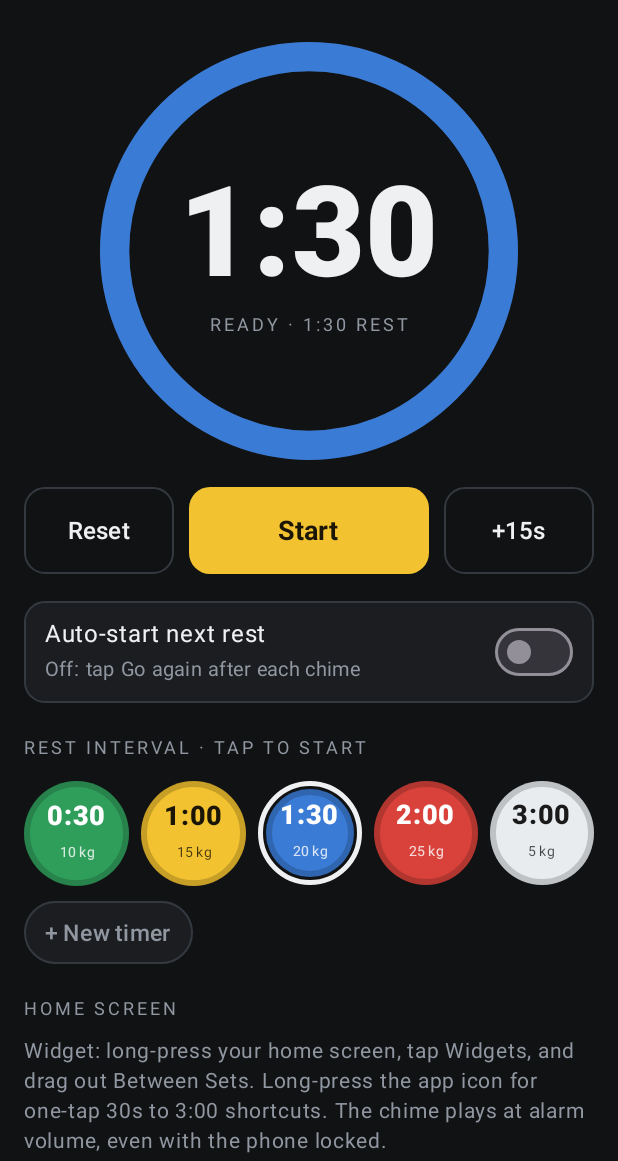
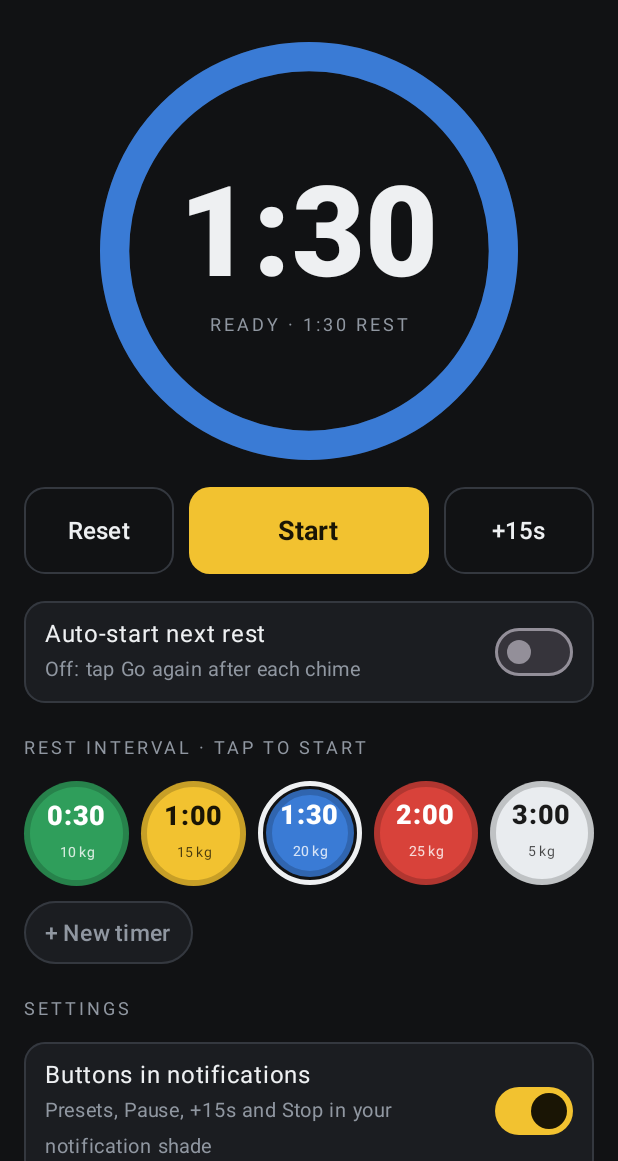
Before and after one commit to ngfamclam-cpu/between-sets, an Android app built with Jetpack Compose: the screen it shows after launch (MainActivity), on a phone screen of 412 x 824 dp, the part 75-1236 px from its top. Run offline under Robolectric (Android 15) with nearby library versions, the phone set to English and light mode, and no system bars; network calls fail; pictures from the network do not load; 1 statement that could not run was skipped.

Commit message:
Settings to turn the notification and lock-screen buttons on or off
"Buttons in notifications" removes the control panel entirely when off
(the rest-over alert still shows). "Buttons on lock screen" keeps it in
the shade but marks it VISIBILITY_SECRET so it stays off the lock screen.

Co-Authored-By: Claude Opus 5.5 <noreply@anthropic.com>

```diff
--- a/android/app/src/main/java/com/betweensets/app/Notifs.kt
+++ b/android/app/src/main/java/com/betweensets/app/Notifs.kt
@@ -52,6 +52,10 @@ object Notifs {
      */
     @SuppressLint("MissingPermission")
     fun showOngoing(ctx: Context, s: TimerState) {
+        if (!TimerStore.notifControls(ctx)) {
+            nm(ctx).cancel(ID_RUNNING)
+            return
+        }
         createChannels(ctx)
         val now = System.currentTimeMillis()
         val small = RemoteViews(ctx.packageName, R.layout.notif_small)
@@ -70,7 +74,11 @@ object Notifs {
             .setOnlyAlertOnce(true)
             .setShowWhen(false)
             .setCategory(Notification.CATEGORY_STOPWATCH)
-            .setVisibility(Notification.VISIBILITY_PUBLIC)
+            // SECRET keeps it off the lock screen but still in the notification shade.
+            .setVisibility(
+                if (TimerStore.lockScreenControls(ctx)) Notification.VISIBILITY_PUBLIC
+                else Notification.VISIBILITY_SECRET
+            )
             .setContentIntent(TimerController.openAppIntent(ctx))
             // Android 14+ lets you swipe ongoing notifications away; put the controls straight back.
             .setDeleteIntent(TimerReceiver.pendingIntent(ctx, TimerReceiver.REFRESH))
--- a/android/app/src/main/java/com/betweensets/app/TimerController.kt
+++ b/android/app/src/main/java/com/betweensets/app/TimerController.kt
@@ -44,6 +44,16 @@ object TimerController {
     fun setAuto(ctx: Context, on: Boolean) = apply(ctx, current(ctx).copy(auto = on))
     fun clearSets(ctx: Context) = apply(ctx, current(ctx).copy(sets = 0))
 
+    fun setNotifControls(ctx: Context, on: Boolean) {
+        TimerStore.setNotifControls(ctx, on)
+        Notifs.showOngoing(ctx, current(ctx))
+    }
+
+    fun setLockScreenControls(ctx: Context, on: Boolean) {
+        TimerStore.setLockScreenControls(ctx, on)
+        Notifs.showOngoing(ctx, current(ctx))
+    }
+
     /** The alarm fired. Returns true when a rest really ended and the chime should play. */
     fun onAlarm(ctx: Context): Boolean {
         val next = TimerLogic.finish(current(ctx), now()) ?: return false
--- a/android/app/src/main/java/com/betweensets/app/TimerScreen.kt
+++ b/android/app/src/main/java/com/betweensets/app/TimerScreen.kt
@@ -90,6 +90,8 @@ fun TimerScreen() {
         var now by remember { mutableLongStateOf(System.currentTimeMillis()) }
         var customs by remember { mutableStateOf(TimerStore.customs(ctx)) }
         var adding by remember { mutableStateOf(false) }
+        var notifControls by remember { mutableStateOf(TimerStore.notifControls(ctx)) }
+        var lockControls by remember { mutableStateOf(TimerStore.lockScreenControls(ctx)) }
 
         LaunchedEffect(Unit) {
             while (true) {
@@ -172,28 +174,13 @@ fun TimerScreen() {
                     ) { Text("+15s", color = Fg, fontSize = 16.sp) }
                 }
 
-                Row(
-                    Modifier
-                        .fillMaxWidth()
-                        .background(Surface, RoundedCornerShape(14.dp))
-                        .border(1.dp, Line, RoundedCornerShape(14.dp))
-                        .padding(horizontal = 14.dp, vertical = 10.dp),
-                    verticalAlignment = Alignment.CenterVertically,
-                ) {
-                    Column(Modifier.weight(1f)) {
-                        Text("Auto-start next rest", color = Fg, fontSize = 16.sp)
-                        Text(
-                            if (s.auto) "On: the next rest starts as soon as the chime plays"
-                            else "Off: tap Go again after each chime",
-                            color = Muted, fontSize = 13.sp,
-                        )
-                    }
-                    Switch(
-                        checked = s.auto,
-                        onCheckedChange = { TimerController.setAuto(ctx, it) },
-                        colors = SwitchDefaults.colors(checkedTrackColor = Accent, checkedThumbColor = AccentInk),
-                    )
-                }
+                SettingRow(
+                    title = "Auto-start next rest",
+                    detail = if (s.auto) "On: the next rest starts as soon as the chime plays"
+                    else "Off: tap Go again after each chime",
+                    checked = s.auto,
+                    onChange = { TimerController.setAuto(ctx, it) },
+                )
 
                 Column(Modifier.fillMaxWidth(), verticalArrangement = Arrangement.spacedBy(10.dp)) {
                     Label("Rest interval · tap to start")
@@ -223,6 +210,34 @@ fun TimerScreen() {
                     }
                 }
 
+                Column(Modifier.fillMaxWidth(), verticalArrangement = Arrangement.spacedBy(10.dp)) {
+                    Label("Settings")
+                    SettingRow(
+                        title = "Buttons in notifications",
+                        detail = if (notifControls) "Presets, Pause, +15s and Stop in your notification shade"
+                        else "Off: only the rest-over alert shows",
+                        checked = notifControls,
+                        onChange = {
+                            notifControls = it
+                            TimerController.setNotifControls(ctx, it)
+                        },
+                    )
+                    SettingRow(
+                        title = "Buttons on lock screen",
+                        detail = when {
+                            !notifControls -> "Turn on buttons in notifications first"
+                            lockControls -> "Use them without unlocking your phone"
+                            else -> "Off: unlock to see them in the notification shade"
+                        },
+                        checked = lockControls && notifControls,
+                        enabled = notifControls,
+                        onChange = {
+                            lockControls = it
+                            TimerController.setLockScreenControls(ctx, it)
+                        },
+                    )
+                }
+
                 Column(Modifier.fillMaxWidth(), verticalArrangement = Arrangement.spacedBy(6.dp)) {
                     Label("Home screen")
                     Text(
@@ -250,6 +265,35 @@ fun TimerScreen() {
                 },
             )
         }
+    }
+}
+
+@Composable
+private fun SettingRow(
+    title: String,
+    detail: String,
+    checked: Boolean,
+    onChange: (Boolean) -> Unit,
+    enabled: Boolean = true,
+) {
+    Row(
+        Modifier
+            .fillMaxWidth()
+            .background(Surface, RoundedCornerShape(14.dp))
+            .border(1.dp, Line, RoundedCornerShape(14.dp))
+            .padding(horizontal = 14.dp, vertical = 10.dp),
+        verticalAlignment = Alignment.CenterVertically,
+    ) {
+        Column(Modifier.weight(1f)) {
+            Text(title, color = if (enabled) Fg else Muted, fontSize = 16.sp)
+            Text(detail, color = Muted, fontSize = 13.sp)
+        }
+        Switch(
+            checked = checked,
+            onCheckedChange = onChange,
+            enabled = enabled,
+            colors = SwitchDefaults.colors(checkedTrackColor = Accent, checkedThumbColor = AccentInk),
+        )
     }
 }
 
--- a/android/app/src/main/java/com/betweensets/app/TimerStore.kt
+++ b/android/app/src/main/java/com/betweensets/app/TimerStore.kt
@@ -28,6 +28,18 @@ object TimerStore {
             .commit()
     }
 
+    /** Settings: the control panel in the notification shade, and whether it also shows on the lock screen. */
+    fun notifControls(ctx: Context) = prefs(ctx).getBoolean("notifControls", true)
+    fun lockScreenControls(ctx: Context) = prefs(ctx).getBoolean("lockControls", true)
+
+    fun setNotifControls(ctx: Context, on: Boolean) {
+        prefs(ctx).edit().putBoolean("notifControls", on).commit()
+    }
+
+    fun setLockScreenControls(ctx: Context, on: Boolean) {
+        prefs(ctx).edit().putBoolean("lockControls", on).commit()
+    }
+
     /** Custom timers the user saved, in seconds. */
     fun customs(ctx: Context): List<Int> =
         (prefs(ctx).getString("customs", "") ?: "").split(',').mapNotNull { it.toIntOrNull() }
```
